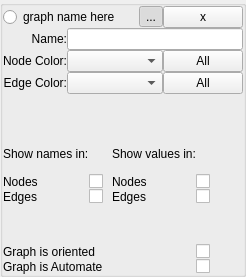
Old version of the form creator/plugins/kparts/codeeditorpart/Interface/GraphPropertiesWidget.ui in the repository KDE/gluon.
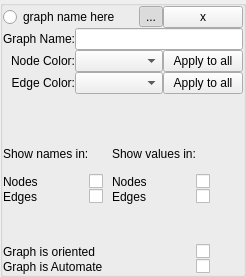
New version of the form. Custom widgets are drawn as their Qt base class.

Commit message: ui change to codeeditor kpart to conform to krazy issues. Two issues unresolved due to current code reliance.

The edit to the form file:
```diff
--- a/creator/plugins/kparts/codeeditorpart/Interface/GraphPropertiesWidget.ui
+++ b/creator/plugins/kparts/codeeditorpart/Interface/GraphPropertiesWidget.ui
@@ -99,7 +99,7 @@
       <item row="0" column="0">
        <widget class="QLabel" name="label">
         <property name="text">
-         <string>Name:</string>
+         <string>Graph Name:</string>
         </property>
         <property name="alignment">
          <set>Qt::AlignRight|Qt::AlignTrailing|Qt::AlignVCenter</set>
@@ -141,7 +141,7 @@
          <string>Apply the current color to all nodes on the drawing area</string>
         </property>
         <property name="text">
-         <string>All</string>
+         <string>Apply to all</string>
         </property>
        </widget>
       </item>
@@ -177,7 +177,7 @@
          <string>Apply the current color to all edges on the drawing area</string>
         </property>
         <property name="text">
-         <string>All</string>
+         <string>Apply to all</string>
         </property>
        </widget>
       </item>
```
The commit also changes 3 other files.
